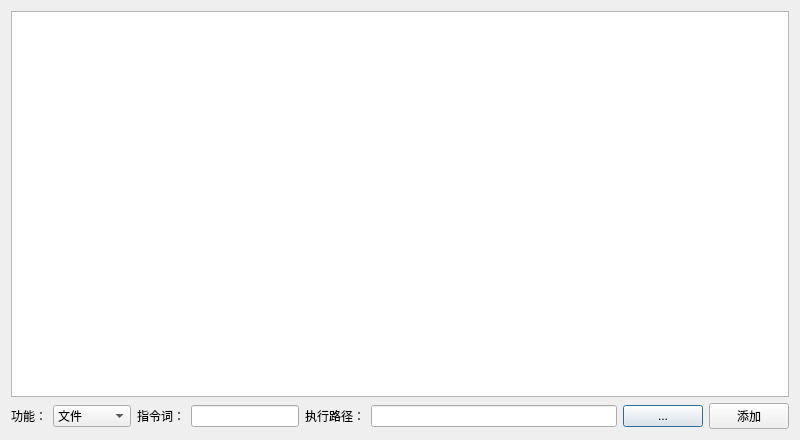
This is EasyPointer/DialogCloudCmd.ui in wlffeng2008/EasyPointer as Qt 5 draws it before an edit. The edited form follows.
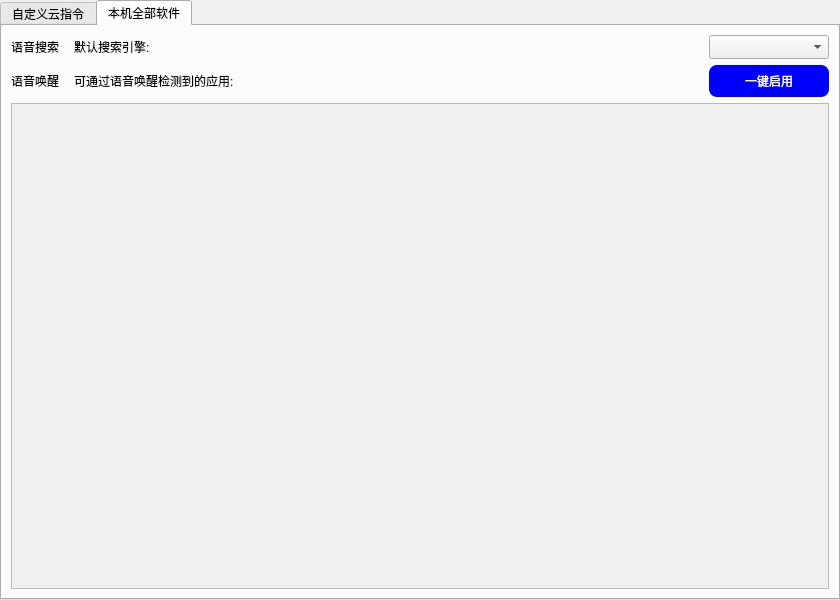
This is the edited form.

Diff of the .ui file:
```diff
--- a/EasyPointer/DialogCloudCmd.ui
+++ b/EasyPointer/DialogCloudCmd.ui
@@ -6,13 +6,38 @@
    <rect>
     <x>0</x>
     <y>0</y>
-    <width>800</width>
-    <height>440</height>
+    <width>840</width>
+    <height>600</height>
    </rect>
   </property>
   <property name="windowTitle">
    <string>云指令设置</string>
   </property>
+  <layout class="QVBoxLayout" name="verticalLayout_4">
+   <property name="spacing">
+    <number>0</number>
+   </property>
+   <property name="leftMargin">
+    <number>0</number>
+   </property>
+   <property name="topMargin">
+    <number>0</number>
+   </property>
+   <property name="rightMargin">
+    <number>0</number>
+   </property>
+   <property name="bottomMargin">
+    <number>0</number>
+   </property>
+   <item>
+    <widget class="QTabWidget" name="tabWidget">
+     <property name="currentIndex">
+      <number>1</number>
+     </property>
+     <widget class="QWidget" name="tab0">
+      <attribute name="title">
+       <string>自定义云指令</string>
+      </attribute>
   <layout class="QVBoxLayout" name="verticalLayout">
    <item>
     <widget class="QTableView" name="tableView">
@@ -95,6 +120,112 @@
       </widget>
      </item>
     </layout>
+       </item>
+      </layout>
+     </widget>
+     <widget class="QWidget" name="tab1">
+      <attribute name="title">
+       <string>本机全部软件</string>
+      </attribute>
+      <layout class="QVBoxLayout" name="verticalLayout_3">
+       <item>
+        <layout class="QHBoxLayout" name="horizontalLayout_3" stretch="0,10,0">
+         <property name="spacing">
+          <number>15</number>
+         </property>
+         <item>
+          <widget class="QLabel" name="label_5">
+           <property name="styleSheet">
+            <string notr="true">font: 700 16pt &quot;Microsoft YaHei UI&quot;;</string>
+           </property>
+           <property name="text">
+            <string>语音搜索</string>
+           </property>
+          </widget>
+         </item>
+         <item>
+          <widget class="QLabel" name="label_6">
+           <property name="text">
+            <string>默认搜索引擎:</string>
+           </property>
+          </widget>
+         </item>
+         <item>
+          <widget class="QComboBox" name="comboBoxEngine">
+           <property name="minimumSize">
+            <size>
+             <width>120</width>
+             <height>24</height>
+            </size>
+           </property>
+          </widget>
+         </item>
+        </layout>
+       </item>
+       <item>
+        <layout class="QHBoxLayout" name="horizontalLayout_2" stretch="0,10,0">
+         <property name="spacing">
+          <number>15</number>
+         </property>
+         <item>
+          <widget class="QLabel" name="label_4">
+           <property name="styleSheet">
+            <string notr="true">font: 700 16pt &quot;Microsoft YaHei UI&quot;;</string>
+           </property>
+           <property name="text">
+            <string>语音唤醒</string>
+           </property>
+          </widget>
+         </item>
+         <item>
+          <widget class="QLabel" name="label_7">
+           <property name="text">
+            <string>可通过语音唤醒检测到的应用:</string>
+           </property>
+          </widget>
+         </item>
+         <item>
+          <widget class="QPushButton" name="pushButtonAllOn">
+           <property name="minimumSize">
+            <size>
+             <width>120</width>
+             <height>32</height>
+            </size>
+           </property>
+           <property name="styleSheet">
+            <string notr="true">background-color: rgb(0, 0, 255);
+color: rgb(255, 255, 255);
+border:1 px solid #0000ff;
+border-radius:8px;</string>
+           </property>
+           <property name="text">
+            <string>一键启用</string>
+           </property>
+          </widget>
+         </item>
+        </layout>
+       </item>
+       <item>
+        <widget class="QScrollArea" name="scrollArea">
+         <property name="widgetResizable">
+          <bool>true</bool>
+         </property>
+         <widget class="QWidget" name="scrollAreaWidgetContents">
+          <property name="geometry">
+           <rect>
+            <x>0</x>
+            <y>0</y>
+            <width>814</width>
+            <height>478</height>
+           </rect>
+          </property>
+          <layout class="QVBoxLayout" name="verticalLayout_2"/>
+         </widget>
+        </widget>
+       </item>
+      </layout>
+     </widget>
+    </widget>
    </item>
   </layout>
  </widget>
```
Lines whose indentation alone changed are shown as unchanged.
